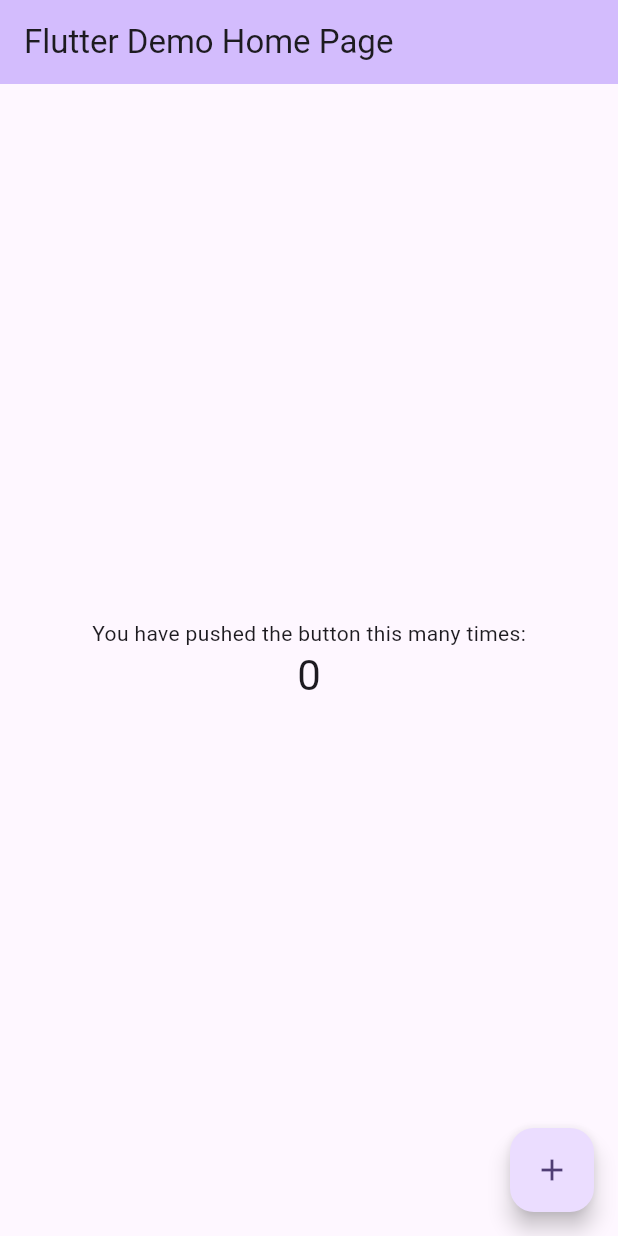
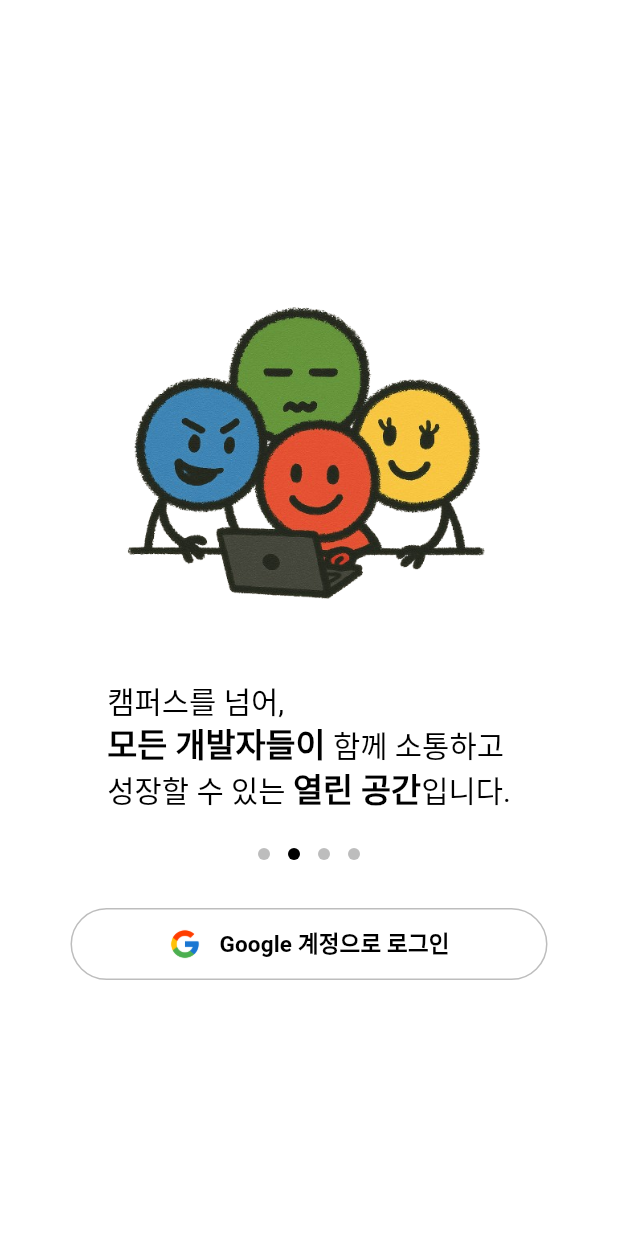
Before and after one commit to Comets-nana/gdgoc_com, a Flutter app: the screen it shows after launch, on a phone screen of 412 x 824 dp. Run offline on Flutter 3.47's test engine with Material 3 defaults, Android fonts, the phone set to English and light mode, and no system bars; Roboto replaces fonts that are missing (Pretendard).

Commit message:
⭐ feat: Add LoginScreen and font assets
1️⃣ LoginScreen.dart 화면 추가 및 UI 구조 구현
2️⃣ main.dart 수정 (LoginScreen 연결)
3️⃣ pubspec.yaml 에 에셋/폰트 등록
4️⃣ Pretendard 폰트(여러 굵기) 및 google_logo.png 추가
5️⃣ pubspec.lock 업데이트

```diff
--- /dev/null
+++ b/devtools_options.yaml
@@ -0,0 +1,3 @@
+description: This file stores settings for Dart & Flutter DevTools.
+documentation: https://docs.flutter.dev/tools/devtools/extensions#configure-extension-enablement-states
+extensions:
--- a/lib/main.dart
+++ b/lib/main.dart
@@ -1,122 +1,29 @@
 import 'package:flutter/material.dart';
+import 'package:gdgoc_com/screen/LoginScreen.dart';
+import 'package:provider/provider.dart';
 
-void main() {
+void main() async {
   runApp(const MyApp());
 }
 
 class MyApp extends StatelessWidget {
-  const MyApp({super.key});
+  const MyApp({Key? key}) : super(key: key);
 
   // This widget is the root of your application.
   @override
   Widget build(BuildContext context) {
     return MaterialApp(
-      title: 'Flutter Demo',
-      theme: ThemeData(
-        // This is the theme of your application.
-        //
-        // TRY THIS: Try running your application with "flutter run". You'll see
-        // the application has a purple toolbar. Then, without quitting the app,
-        // try changing the seedColor in the colorScheme below to Colors.green
-        // and then invoke "hot reload" (save your changes or press the "hot
-        // reload" button in a Flutter-supported IDE, or press "r" if you used
-        // the command line to start the app).
-        //
-        // Notice that the counter didn't reset back to zero; the application
-        // state is not lost during the reload. To reset the state, use hot
-        // restart instead.
-        //
-        // This works for code too, not just values: Most code changes can be
-        // tested with just a hot reload.
-        colorScheme: ColorScheme.fromSeed(seedColor: Colors.deepPurple),
-      ),
-      home: const MyHomePage(title: 'Flutter Demo Home Page'),
+        debugShowCheckedModeBanner: false,
+        title: 'GDGoC.com',
+        theme: ThemeData(
+          fontFamily: 'Pretendard',
+          colorScheme: ColorScheme.fromSeed(seedColor: Color(0xFFFFFFFF)),
+          useMaterial3: true,
+        ),
+        home: const Loginscreen(),
+        routes: {
+          '/loginscreen': (context) => Loginscreen(),
+        },
     );
   }
 }
-
-class MyHomePage extends StatefulWidget {
-  const MyHomePage({super.key, required this.title});
-
-  // This widget is the home page of your application. It is stateful, meaning
-  // that it has a State object (defined below) that contains fields that affect
-  // how it looks.
-
-  // This class is the configuration for the state. It holds the values (in this
-  // case the title) provided by the parent (in this case the App widget) and
-  // used by the build method of the State. Fields in a Widget subclass are
-  // always marked "final".
-
-  final String title;
-
-  @override
-  State<MyHomePage> createState() => _MyHomePageState();
-}
-
-class _MyHomePageState extends State<MyHomePage> {
-  int _counter = 0;
-
-  void _incrementCounter() {
-    setState(() {
-      // This call to setState tells the Flutter framework that something has
-      // changed in this State, which causes it to rerun the build method below
-      // so that the display can reflect the updated values. If we changed
-      // _counter without calling setState(), then the build method would not be
-      // called again, and so nothing would appear to happen.
-      _counter++;
-    });
-  }
-
-  @override
-  Widget build(BuildContext context) {
-    // This method is rerun every time setState is called, for instance as done
-    // by the _incrementCounter method above.
-    //
-    // The Flutter framework has been optimized to make rerunning build methods
-    // fast, so that you can just rebuild anything that needs updating rather
-    // than having to individually change instances of widgets.
-    return Scaffold(
-      appBar: AppBar(
-        // TRY THIS: Try changing the color here to a specific color (to
-        // Colors.amber, perhaps?) and trigger a hot reload to see the AppBar
-        // change color while the other colors stay the same.
-        backgroundColor: Theme.of(context).colorScheme.inversePrimary,
-        // Here we take the value from the MyHomePage object that was created by
-        // the App.build method, and use it to set our appbar title.
-        title: Text(widget.title),
-      ),
-      body: Center(
-        // Center is a layout widget. It takes a single child and positions it
-        // in the middle of the parent.
-        child: Column(
-          // Column is also a layout widget. It takes a list of children and
-          // arranges them vertically. By default, it sizes itself to fit its
-          // children horizontally, and tries to be as tall as its parent.
-          //
-          // Column has various properties to control how it sizes itself and
-          // how it positions its children. Here we use mainAxisAlignment to
-          // center the children vertically; the main axis here is the vertical
-          // axis because Columns are vertical (the cross axis would be
-          // horizontal).
-          //
-          // TRY THIS: Invoke "debug painting" (choose the "Toggle Debug Paint"
-          // action in the IDE, or press "p" in the console), to see the
-          // wireframe for each widget.
-          mainAxisAlignment: MainAxisAlignment.center,
-          children: <Widget>[
-            const Text('You have pushed the button this many times:'),
-            Text(
-              '$_counter',
-              style: Theme.of(context).textTheme.headlineMedium,
-            ),
-          ],
-        ),
-      ),
-      floatingActionButton: FloatingActionButton(
-        onPressed: _incrementCounter,
-        tooltip: 'Increment',
-        child: const Icon(Icons.add),
-      ), // This trailing comma makes auto-formatting nicer for build methods.
-    );
-  }
-}
--- /dev/null
+++ b/lib/screen/LoginScreen.dart
@@ -0,0 +1,184 @@
+import 'dart:async';
+import 'dart:math' as math;
+import 'package:flutter/material.dart';
+
+class Loginscreen extends StatefulWidget {
+  const Loginscreen({super.key});
+
+  @override
+  State<Loginscreen> createState() => _LoginscreenState();
+}
+
+class _LoginscreenState extends State<Loginscreen> {
+  final PageController _pageController = PageController();
+  int _currentPage = 0;
+  Timer? _timer;
+
+  final List<String> _texts = const [
+    "**GDGoC.com**은\nGDG on Campus\n멤버들을 위한 **공식 커뮤니티**입니다.",
+    "캠퍼스를 넘어,\n**모든 개발자들이** 함께 소통하고\n성장할 수 있는 **열린 공간**입니다.",
+    "최신 개발 행사와 지식,\n그리고 다양한 프로젝트 경험을\n**자유롭게 공유**할 수 있습니다.      ",
+    "지금 바로 **GDGoC.com**에서\n**연결**되고, **배우고**, 함께 **성장**하세요.          "
+  ];
+
+  final List<String> _images = const [
+    "assets/gdgoc_char/Design_Illuster/LoginScreen_Illuster_1.png",
+    "assets/gdgoc_char/Design_Illuster/LoginScreen_Illuster_2.png",
+    "assets/gdgoc_char/Design_Illuster/LoginScreen_Illuster_3.png",
+    "assets/gdgoc_char/Design_Illuster/LoginScreen_Illuster_4.png",
+  ];
+
+  @override
+  void initState() {
+    super.initState();
+    _timer = Timer.periodic(const Duration(seconds: 5), (_) {
+      _currentPage = (_currentPage + 1) % _images.length;
+      if (mounted) {
+        _pageController.animateToPage(
+          _currentPage,
+          duration: const Duration(milliseconds: 500),
+          curve: Curves.easeInOut,
+        );
+      }
+    });
+  }
+
+  @override
+  void dispose() {
+    _timer?.cancel();
+    _pageController.dispose();
+    super.dispose();
+  }
+
+  Widget _buildRichSentence(BuildContext context, String sentence, double baseFontSize) {
+    final base = TextStyle(
+      fontFamily: 'Pretendard',
+      fontSize: baseFontSize,
+      color: Color(0xFF000000),
+      height: 1.35,
+      fontWeight: FontWeight.w400,
+    );
+    final bold = base.copyWith(fontWeight: FontWeight.w700, fontSize: baseFontSize + 2);
+
+    final spans = <TextSpan>[];
+    final parts = sentence.split('**');
+    for (int i = 0; i < parts.length; i++) {
+      final chunk = parts[i];
+      if (chunk.isEmpty) continue;
+      spans.add(TextSpan(text: chunk, style: i.isOdd ? bold : base));
+    }
+
+    return RichText(
+      textAlign: TextAlign.left,
+      text: TextSpan(children: spans),
+    );
+  }
+
+  @override
+  Widget build(BuildContext context) {
+    final w = MediaQuery.of(context).size.width;
+    final h = MediaQuery.of(context).size.height;
+
+    final widthScale = (w / 375.0).clamp(0.85, 1.25);
+    final baseFontSize = (18.0 * widthScale).clamp(16.0, 22.0);
+    final groupMaxWidth = math.min(w - 32, 360.0);
+    final buttonWidth = math.min(groupMaxWidth, 318.0);
+
+    return Scaffold(
+      backgroundColor: Color(0xFFFFFFFF),
+      body: SafeArea(
+        child: Center(
+          child: ConstrainedBox(
+            constraints: BoxConstraints(maxWidth: groupMaxWidth),
+            child: Column(
+              mainAxisSize: MainAxisSize.min, // ❗️ 내용 크기만큼만 차지
+              crossAxisAlignment: CrossAxisAlignment.center,
+              children: [
+                // ── 이미지 + 텍스트 ──
+                SizedBox(
+                  height: h * 0.45, // 화면의 45%를 이미지+텍스트로 사용
+                  child: PageView.builder(
+                    controller: _pageController,
+                    itemCount: _images.length,
+                    onPageChanged: (i) => setState(() => _currentPage = i),
+                    itemBuilder: (_, i) {
+                      return Column(
+                        mainAxisAlignment: MainAxisAlignment.start,
+                        children: [
+                          Expanded(
+                            child: Image.asset(
+                              _images[i],
+                              fit: BoxFit.contain,
+                            ),
+                          ),
+                          const SizedBox(height: 16),
+                          _buildRichSentence(context, _texts[i], baseFontSize),
+                        ],
+                      );
+                    },
+                  ),
+                ),
+
+                const SizedBox(height: 24),
+
+                // ── 인디케이터 ──
+                Row(
+                  mainAxisAlignment: MainAxisAlignment.center,
+                  children: List.generate(_images.length, (i) {
+                    final active = i == _currentPage;
+                    return AnimatedContainer(
+                      duration: const Duration(milliseconds: 200),
+                      margin: const EdgeInsets.symmetric(horizontal: 6),
+                      width: 8,
+                      height: 8,
+                      decoration: BoxDecoration(
+                        color: active ? Color(0xFF000000) : Colors.grey.shade400,
+                        shape: BoxShape.circle,
+                      ),
+                    );
+                  }),
+                ),
+
+                const SizedBox(height: 32),
+
+                // ── 구글 로그인 버튼 ──
+                SizedBox(
+                  width: buttonWidth,
+                  height: 48,
+                  child: ElevatedButton(
+                    onPressed: () {},
+                    style: ElevatedButton.styleFrom(
+                      backgroundColor: Color(0xFFFFFFFF),
+                      elevation: 0,
+                      shape: RoundedRectangleBorder(
+                        borderRadius: BorderRadius.circular(25),
+                        side: BorderSide(color: Colors.grey.shade400),
+                      ),
+                    ),
+                    child: Row(
+                      mainAxisSize: MainAxisSize.min,
+                      mainAxisAlignment: MainAxisAlignment.center,
+                      children: [
+                        Image.asset("assets/images/google_logo.png", height: 22),
+                        const SizedBox(width: 12),
+                        const Text(
+                          "Google 계정으로 로그인",
+                          style: TextStyle(
+                            color: Color(0xFF000000),
+                            fontSize: 15,
+                            fontWeight: FontWeight.w600,
+                            fontFamily: 'Pretendard',
+                          ),
+                        ),
+                      ],
+                    ),
+                  ),
+                ),
+              ],
+            ),
+          ),
+        ),
+      ),
+    );
+  }
+}
```
Also changed, not shown: pubspec.yaml (+26 -14 lines), assets/images/google_logo.png (added), pubspec.lock, 9 other files.
